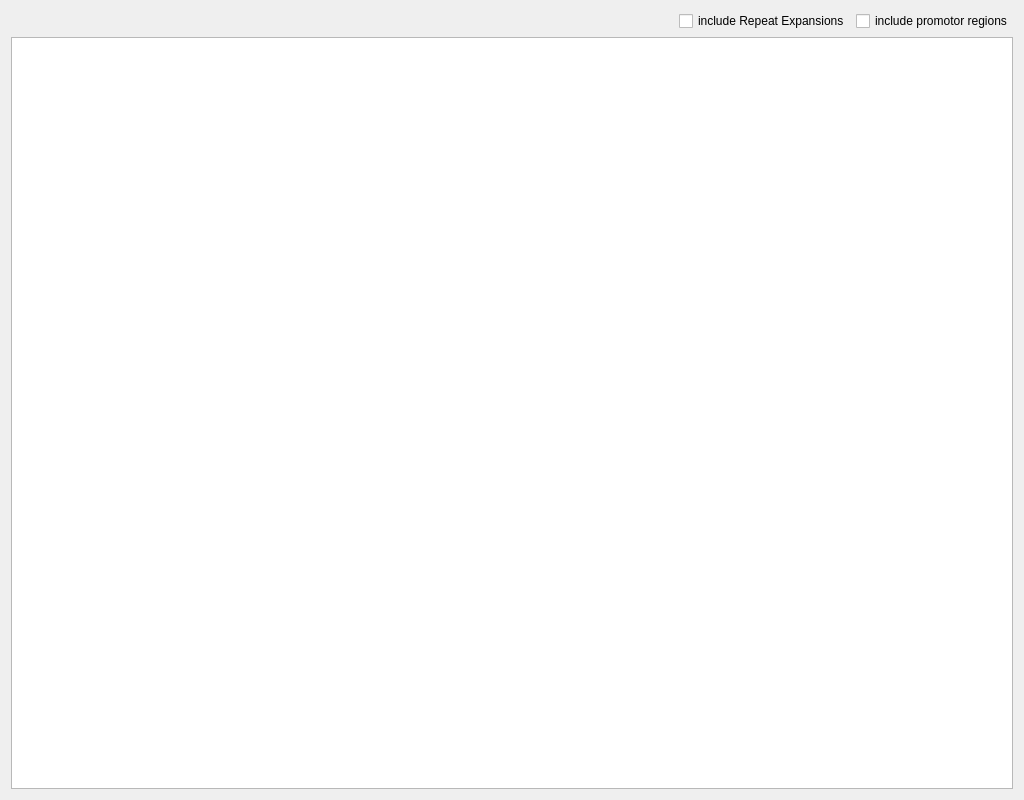
imgag/ngs-bits, file src/GSvar/MethylationWidget.ui: the form before one commit.
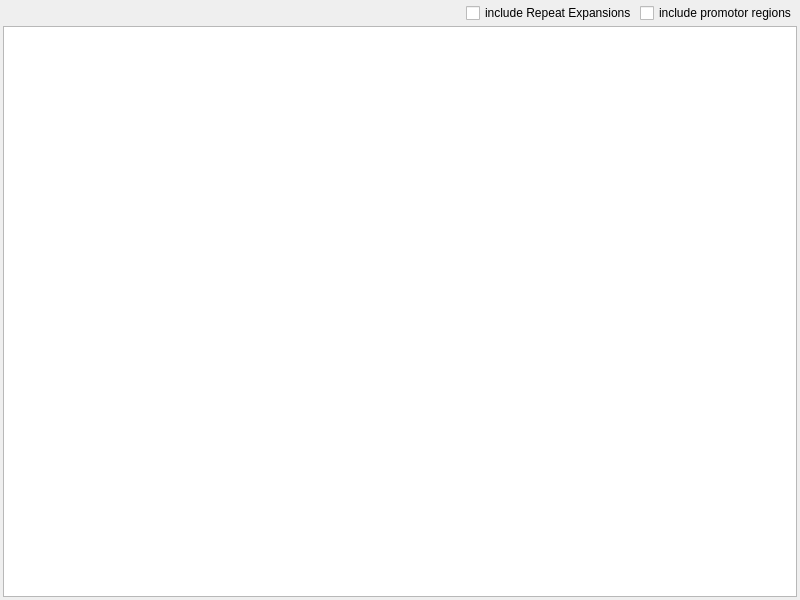
The form after the commit.

Commit message: GSvarServer: minor fixes to SGE update worker

```diff
--- a/src/GSvar/MethylationWidget.ui
+++ b/src/GSvar/MethylationWidget.ui
@@ -6,18 +6,45 @@
    <rect>
     <x>0</x>
     <y>0</y>
-    <width>1024</width>
-    <height>800</height>
+    <width>800</width>
+    <height>600</height>
    </rect>
   </property>
+  <property name="minimumSize">
+   <size>
+    <width>800</width>
+    <height>600</height>
+   </size>
+  </property>
   <property name="windowTitle">
    <string>Form</string>
   </property>
   <layout class="QVBoxLayout" name="verticalLayout">
+   <property name="spacing">
+    <number>3</number>
+   </property>
+   <property name="leftMargin">
+    <number>3</number>
+   </property>
+   <property name="topMargin">
+    <number>3</number>
+   </property>
+   <property name="rightMargin">
+    <number>3</number>
+   </property>
+   <property name="bottomMargin">
+    <number>3</number>
+   </property>
    <item>
     <layout class="QVBoxLayout" name="verticalLayout_2">
+     <property name="spacing">
+      <number>3</number>
+     </property>
      <item>
       <layout class="QHBoxLayout" name="horizontalLayout">
+       <property name="spacing">
+        <number>3</number>
+       </property>
        <item>
         <spacer name="horizontalSpacer">
          <property name="orientation">
```
The commit also changes 1 other file.
